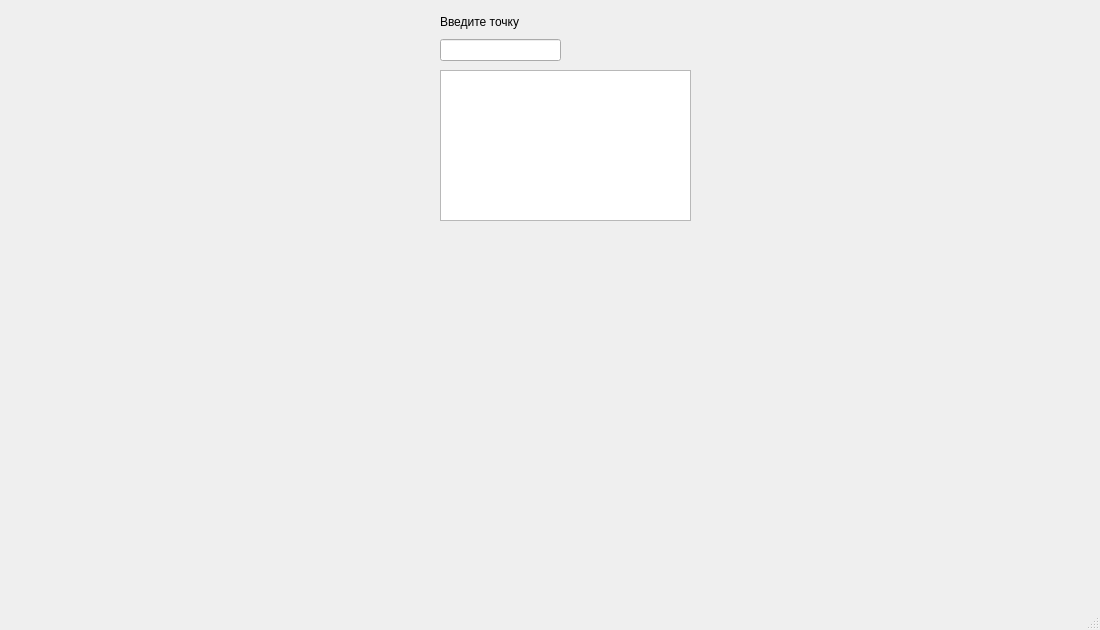
The window that mainwindow.ui (Rokli/numerical-differentiation-) describes before a commit, drawn with Qt 5.
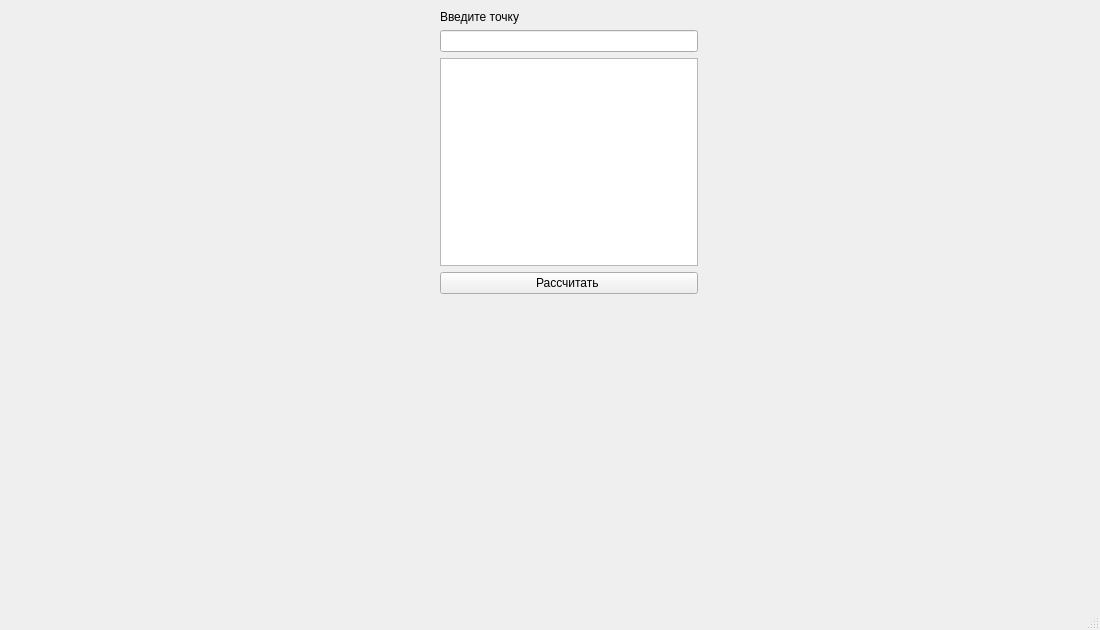
The same window after the commit. Custom widgets are drawn as their Qt base class.

Commit message: Textedit is ready for the first derivative

Patch:
```diff
--- a/mainwindow.ui
+++ b/mainwindow.ui
@@ -24,25 +24,17 @@
      </rect>
     </property>
    </widget>
-   <widget class="QTextEdit" name="textEdit">
-    <property name="geometry">
-     <rect>
-      <x>440</x>
-      <y>70</y>
-      <width>251</width>
-      <height>151</height>
-     </rect>
-    </property>
-   </widget>
    <widget class="QWidget" name="">
     <property name="geometry">
      <rect>
       <x>440</x>
       <y>10</y>
-      <width>121</width>
-      <height>51</height>
+      <width>258</width>
+      <height>284</height>
      </rect>
     </property>
+    <layout class="QVBoxLayout" name="verticalLayout_2">
+     <item>
     <layout class="QVBoxLayout" name="verticalLayout">
      <item>
       <widget class="QLabel" name="label">
@@ -53,6 +45,24 @@
      </item>
      <item>
       <widget class="QLineEdit" name="pointGraph"/>
+       </item>
+      </layout>
+     </item>
+     <item>
+      <widget class="QTextEdit" name="textEdit"/>
+     </item>
+     <item>
+      <widget class="QPushButton" name="CalculationDerivatives">
+       <property name="text">
+        <string>Рассчитать </string>
+       </property>
+       <property name="default">
+        <bool>false</bool>
+       </property>
+       <property name="flat">
+        <bool>false</bool>
+       </property>
+      </widget>
      </item>
     </layout>
    </widget>
```
Lines whose indentation alone changed are shown as unchanged. The commit also changes 2 other files.
